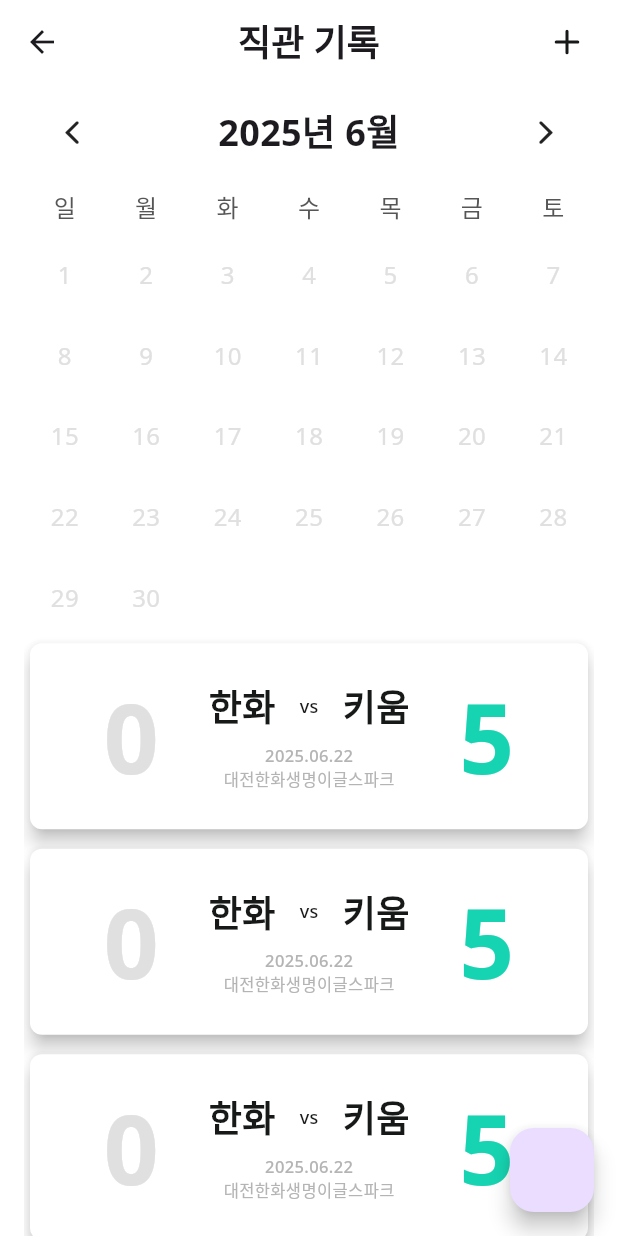
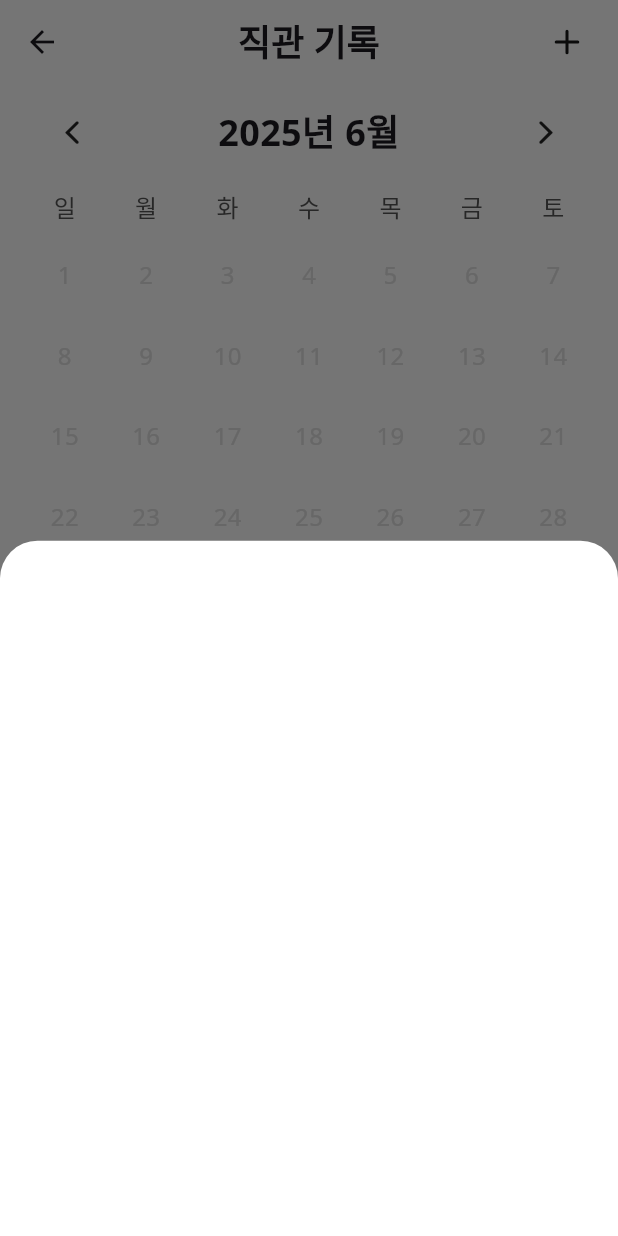
Before and after one commit to ballkkaye/frontend, a Flutter app: the VisitRecordListPage screen opened directly, after a tap on an icon or button, on a phone screen of 412 x 824 dp. Run offline on Flutter 3.47's test engine with Material 3 defaults, Android fonts, the phone set to English and light mode, and no system bars; drawn by our look-alikes of table_calendar; our stand-ins replace dio, flutter_dotenv, flutter_riverpod, flutter_svg, google_fonts, validators.

```diff
--- a/lib/ui/pages/holder/visit_record/list_page/visit_record_list_page.dart
+++ b/lib/ui/pages/holder/visit_record/list_page/visit_record_list_page.dart
@@ -12,7 +12,7 @@ class VisitRecordListPage extends StatelessWidget {
     final cellSize = screenWidth * (47 / 360); // 디자인 비율 반영
 
     return Scaffold(
-      appBar: _appbar(),
+      appBar: _appbar(context),
       body: VisitRecordListBody(cellSize: cellSize),
       floatingActionButton: FloatingActionButton(
         onPressed: () {
@@ -22,14 +22,28 @@ class VisitRecordListPage extends StatelessWidget {
     );
   }
 
-  AppBar _appbar() {
+  AppBar _appbar(BuildContext context) {
     return AppBar(
       actionsPadding: EdgeInsets.symmetric(horizontal: 10),
       title: MText.h1("직관 기록"),
       centerTitle: true,
       actions: [
         IconButton(
-          onPressed: () {}, // TODO : 버튼 이동 수정
+          onPressed: () {
+            showModalBottomSheet(
+              context: context,
+              backgroundColor: Colors.transparent,
+              builder: (context) {
+                return Container(
+                  height: 800,
+                  decoration: BoxDecoration(
+                    color: Colors.white,
+                    borderRadius: BorderRadius.vertical(top: Radius.circular(25)),
+                  ),
+                );
+              },
+            );
+          }, // TODO : 버튼 이동 수정
           icon: MIcon.nav.top.plus,
         ),
       ],
```
Also changed, not shown: lib/ui/pages/holder/visit_record/write_page/visit_record_write_page.dart (+30 -1 lines).
